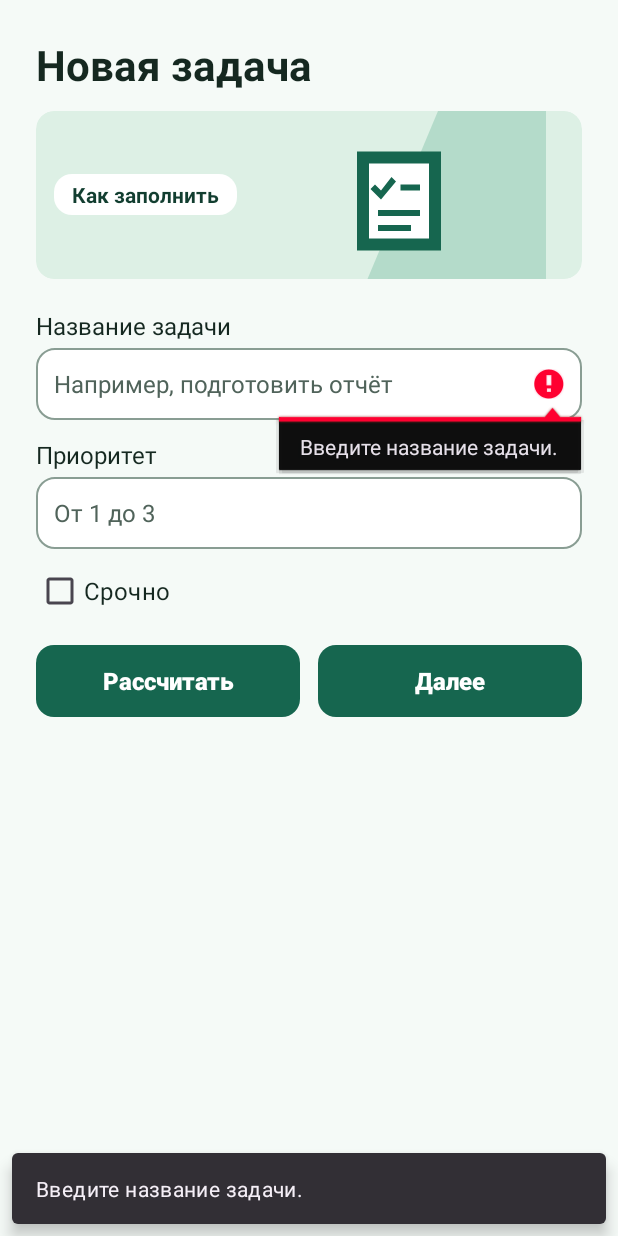
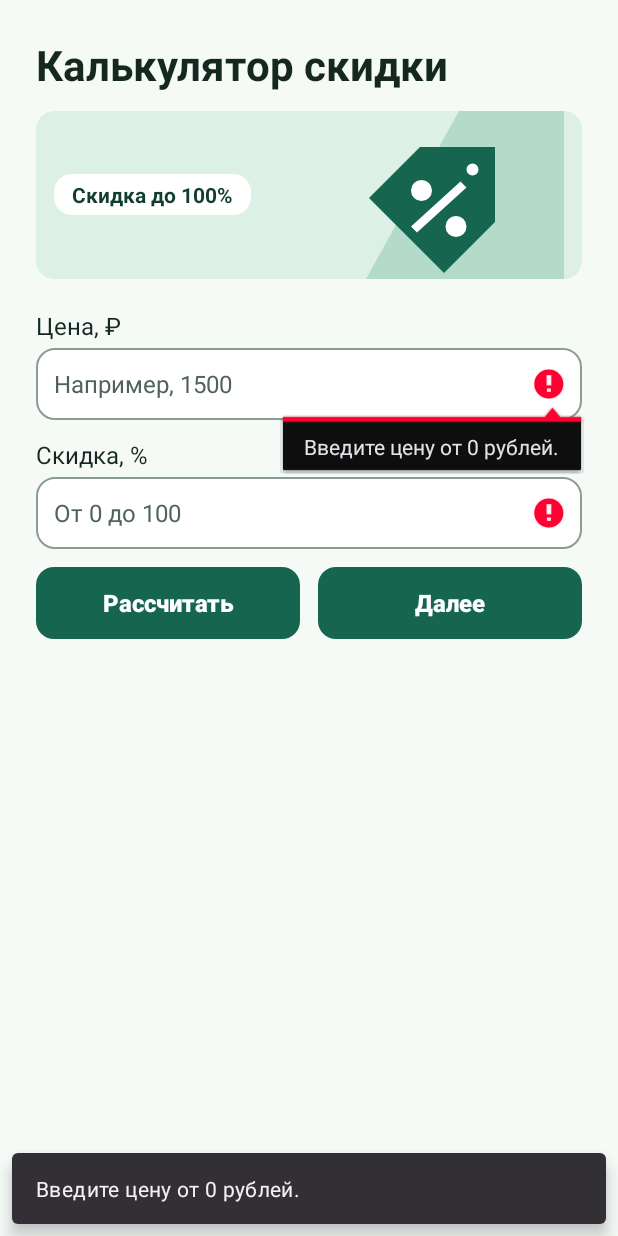
Before and after one commit to Danchezio/praktick6, an Android app: the screen it shows after launch (MainActivity), after a tap on "Далее", on a phone screen of 412 x 824 dp. Run offline under Robolectric (Android 15) with nearby library versions, the phone set to English and light mode, and no system bars; 2 other taps on this screen came first.

Commit message:
Implement variant 10 discount calculator

```diff
--- a/app/src/main/java/com/example/praktick6/MainActivity.java
+++ b/app/src/main/java/com/example/praktick6/MainActivity.java
@@ -4,7 +4,6 @@ import android.content.Intent;
 import android.os.Bundle;
 import android.view.View;
 import android.view.inputmethod.InputMethodManager;
-import android.widget.CheckBox;
 import android.widget.EditText;
 import android.widget.TextView;
 
@@ -15,16 +14,17 @@ import androidx.core.view.WindowInsetsCompat;
 
 import com.google.android.material.snackbar.Snackbar;
 
+import java.math.BigDecimal;
+import java.math.RoundingMode;
+
 public class MainActivity extends AppCompatActivity {
     private static final String STATE_SUMMARY = "summary";
-    private static final String STATE_PRIORITY = "priority";
+    private static final BigDecimal MAX_DISCOUNT = BigDecimal.valueOf(100);
 
     private View root;
-    private EditText taskName;
-    private EditText priorityInput;
-    private CheckBox urgent;
+    private EditText priceInput;
+    private EditText discountInput;
     private TextView result;
-    private int resultPriority;
 
     @Override
     protected void onCreate(Bundle savedInstanceState) {
@@ -32,20 +32,23 @@ public class MainActivity extends AppCompatActivity {
         setContentView(R.layout.activity_main);
 
         root = findViewById(R.id.main);
-        taskName = findViewById(R.id.et_task_name);
-        priorityInput = findViewById(R.id.et_priority);
-        urgent = findViewById(R.id.cb_urgent);
+        priceInput = findViewById(R.id.et_price);
+        discountInput = findViewById(R.id.et_discount);
         result = findViewById(R.id.tv_result);
         applyInsets(root);
 
-        // Нажатие на иллюстрацию подсказывает, как заполнить форму.
-        findViewById(R.id.iv_task_help).setOnClickListener(view ->
-                Snackbar.make(root, R.string.form_help, Snackbar.LENGTH_LONG).show());
+        // Проверяем поля при потере фокуса и запускаем расчёт по кнопкам.
+        priceInput.setOnFocusChangeListener((view, hasFocus) -> {
+            if (!hasFocus) readAmount(priceInput);
+        });
+        discountInput.setOnFocusChangeListener((view, hasFocus) -> {
+            if (!hasFocus) readAmount(discountInput);
+        });
+        findViewById(R.id.btn_calculate).setOnClickListener(view -> calculate());
+        findViewById(R.id.btn_next).setOnClickListener(view -> openResult());
 
         if (savedInstanceState != null && savedInstanceState.containsKey(STATE_SUMMARY)) {
-            resultPriority = savedInstanceState.getInt(STATE_PRIORITY);
             result.setText(savedInstanceState.getCharSequence(STATE_SUMMARY));
-            result.setTextColor(getColor(priorityColor(resultPriority)));
             result.setVisibility(View.VISIBLE);
         }
     }
@@ -55,77 +58,62 @@ public class MainActivity extends AppCompatActivity {
         super.onSaveInstanceState(outState);
         if (result.getVisibility() == View.VISIBLE) {
             outState.putCharSequence(STATE_SUMMARY, result.getText());
-            outState.putInt(STATE_PRIORITY, resultPriority);
         }
     }
 
-    public void onCalculateClick(View view) {
-        readTask();
-    }
-
-    public void onNextClick(View view) {
-        Task task = readTask();
-        if (task == null) {
+    private void openResult() {
+        Discount result = calculate();
+        if (result == null) {
             return;
         }
 
-        // Явный Intent передаёт три значения экрана результата.
+        // Явный Intent передаёт новую цену и экономию как два значения double.
         Intent intent = new Intent(this, SecondActivity.class);
-        intent.putExtra(SecondActivity.EXTRA_NAME, task.name);
-        intent.putExtra(SecondActivity.EXTRA_PRIORITY, task.priority);
-        intent.putExtra(SecondActivity.EXTRA_URGENT, task.urgent);
+        intent.putExtra(SecondActivity.EXTRA_NEW_PRICE, result.newPrice);
+        intent.putExtra(SecondActivity.EXTRA_SAVINGS, result.savings);
         startActivity(intent);
     }
 
-    // Кнопки используют одну и ту же проверку и расчёт отображаемого результата.
-    private Task readTask() {
-        hideKeyboard();
-        result.setVisibility(View.GONE);
-
-        String name = taskName.getText().toString().trim();
-        if (name.isEmpty()) {
-            showError(taskName, R.string.error_name);
+    // Результат округляется до копеек. Экономия дополняет новую цену до исходной.
+    private Discount calculate() {
+        InputMethodManager keyboard = getSystemService(InputMethodManager.class);
+        keyboard.hideSoftInputFromWindow(root.getWindowToken(), 0);
+        BigDecimal price = readAmount(priceInput);
+        BigDecimal discount = readAmount(discountInput);
+        if (price == null || discount == null) {
+            result.setVisibility(View.GONE);
+            EditText invalidField = price == null ? priceInput : discountInput;
+            invalidField.requestFocus();
+            Snackbar.make(root, invalidField.getError(), Snackbar.LENGTH_LONG).show();
             return null;
         }
 
-        int priority;
-        try {
-            priority = Integer.parseInt(priorityInput.getText().toString().trim());
-        } catch (NumberFormatException exception) {
-            showError(priorityInput, R.string.error_priority);
-            return null;
-        }
-        if (priority < 1 || priority > 3) {
-            showError(priorityInput, R.string.error_priority);
-            return null;
-        }
-
-        Task task = new Task(name, priority, urgent.isChecked());
-        resultPriority = task.priority;
-        result.setText(getString(R.string.task_summary, task.name, task.priority,
-                getString(task.urgent ? R.string.urgent_yes : R.string.urgent_no)));
-        result.setTextColor(getColor(priorityColor(task.priority)));
+        price = price.setScale(2, RoundingMode.HALF_UP);
+        BigDecimal newPrice = price.multiply(BigDecimal.ONE.subtract(discount.movePointLeft(2)))
+                .setScale(2, RoundingMode.HALF_UP);
+        Discount calculation = new Discount(newPrice.doubleValue(),
+                price.subtract(newPrice).doubleValue());
+        result.setText(getString(R.string.discount_summary,
+                MoneyText.format(this, calculation.newPrice),
+                MoneyText.format(this, calculation.savings)));
         result.setVisibility(View.VISIBLE);
-        return task;
+        return calculation;
     }
 
-    private void showError(EditText field, int message) {
-        field.requestFocus();
-        field.setError(getString(message));
-        Snackbar.make(root, message, Snackbar.LENGTH_LONG).show();
-    }
-
-    private void hideKeyboard() {
-        InputMethodManager keyboard = getSystemService(InputMethodManager.class);
-        keyboard.hideSoftInputFromWindow(root.getWindowToken(), 0);
-    }
-
-    static int priorityColor(int priority) {
-        switch (priority) {
-            case 1: return R.color.priority_low;
-            case 2: return R.color.priority_medium;
-            default: return R.color.priority_high;
+    private BigDecimal readAmount(EditText field) {
+        boolean isDiscount = field == discountInput;
+        String text = field.getText().toString().trim().replace(',', '.');
+        try {
+            BigDecimal amount = new BigDecimal(text);
+            if (amount.signum() >= 0 && (!isDiscount || amount.compareTo(MAX_DISCOUNT) <= 0)) {
+                field.setError(null);
+                return amount;
+            }
+        } catch (NumberFormatException ignored) {
+            // Пустая строка и некорректное число обрабатываются одинаково.
         }
+        field.setError(getString(isDiscount ? R.string.error_discount : R.string.error_price));
+        return null;
     }
 
     // Учитываем системные панели и клавиатуру, чтобы форма оставалась доступной.
@@ -139,15 +127,13 @@ public class MainActivity extends AppCompatActivity {
         });
     }
 
-    private static class Task {
-        private final String name;
-        private final int priority;
-        private final boolean urgent;
+    private static final class Discount {
+        private final double newPrice;
+        private final double savings;
 
-        private Task(String name, int priority, boolean urgent) {
-            this.name = name;
-            this.priority = priority;
-            this.urgent = urgent;
+        private Discount(double newPrice, double savings) {
+            this.newPrice = newPrice;
+            this.savings = savings;
         }
     }
 }
--- /dev/null
+++ b/app/src/main/res/drawable/ic_discount.xml
@@ -0,0 +1,11 @@
+<?xml version="1.0" encoding="utf-8"?>
+<vector xmlns:android="http://schemas.android.com/apk/res/android"
+    android:width="@dimen/illustration_width"
+    android:height="@dimen/hero_height"
+    android:viewportWidth="340"
+    android:viewportHeight="112">
+    <path android:fillColor="@color/hero_accent" android:pathData="M270,0H340V112H208Z" />
+    <path android:fillColor="@color/button_fill" android:pathData="M210,58L244,24H294V74L260,108Z" />
+    <path android:fillColor="@color/white"
+        android:pathData="M279,39m-4,0a4,4 0,1 0,8 0a4,4 0,1 0,-8 0M245,53m-7,0a7,7 0,1 0,14 0a7,7 0,1 0,-14 0M268,77m-7,0a7,7 0,1 0,14 0a7,7 0,1 0,-14 0M242,81L238,77L271,47L275,51Z" />
+</vector>
--- a/app/src/main/res/drawable/ic_task_help.xml
+++ /dev/null
@@ -1,12 +0,0 @@
-<?xml version="1.0" encoding="utf-8"?>
-<vector xmlns:android="http://schemas.android.com/apk/res/android"
-    android:width="@dimen/illustration_width"
-    android:height="@dimen/hero_height"
-    android:viewportWidth="340"
-    android:viewportHeight="112">
-    <path android:fillColor="@color/hero_accent" android:pathData="M268,0H340V112H221Z" />
-    <path android:fillColor="@color/button_fill" android:pathData="M214,27H270V93H214Z" />
-    <path android:fillColor="@color/white" android:pathData="M222,35H262V85H222Z" />
-    <path android:fillColor="@color/button_fill"
-        android:pathData="M226,49L230,53L237,44L240,47L230,59L223,52ZM243,49H256V53H243ZM228,66H256V70H228ZM228,76H250V80H228Z" />
-</vector>
--- a/app/src/main/res/layout/activity_main.xml
+++ b/app/src/main/res/layout/activity_main.xml
@@ -26,10 +26,10 @@
             <TextView
                 android:id="@+id/tv_form_title"
                 style="@style/TaskScreenTitle"
-                android:text="@string/form_title" />
+                android:text="@string/app_name" />
 
             <FrameLayout
-                android:id="@+id/frame_task_help"
+                android:id="@+id/frame_discount_banner"
                 android:layout_width="match_parent"
                 android:layout_height="@dimen/hero_height"
                 android:layout_marginTop="@dimen/field_gap"
@@ -37,16 +37,15 @@
                 android:clipToOutline="true">
 
                 <ImageView
-                    android:id="@+id/iv_task_help"
+                    android:id="@+id/iv_discount_banner"
                     android:layout_width="match_parent"
                     android:layout_height="match_parent"
-                    android:contentDescription="@string/help_image_description"
-                    android:focusable="true"
-                    android:scaleType="fitStart"
-                    app:srcCompat="@drawable/ic_task_help" />
+                    android:contentDescription="@string/discount_image_description"
+                    android:scaleType="fitCenter"
+                    app:srcCompat="@drawable/ic_discount" />
 
                 <TextView
-                    android:id="@+id/tv_help_badge"
+                android:id="@+id/tv_discount_badge"
                     android:layout_width="wrap_content"
                     android:layout_height="wrap_content"
                     android:layout_gravity="center_vertical|start"
@@ -55,49 +54,44 @@
                     android:importantForAccessibility="no"
                     android:paddingHorizontal="@dimen/field_gap"
                     android:paddingVertical="@dimen/label_gap"
-                    android:text="@string/help_badge"
+                    android:text="@string/discount_badge"
                     android:textColor="@color/hero_ink"
                     android:textSize="@dimen/badge_size"
                     android:textStyle="bold" />
             </FrameLayout>
 
             <TextView
-                android:id="@+id/tv_name_label"
+                android:id="@+id/tv_price_label"
                 style="@style/TaskLabel"
-                android:text="@string/task_name_label"
+                android:text="@string/price_label"
                 android:layout_marginTop="@dimen/section_gap"
-                android:labelFor="@+id/et_task_name" />
+                android:labelFor="@+id/et_price" />
 
             <EditText
-                android:id="@+id/et_task_name"
+                android:id="@+id/et_price"
                 style="@style/TaskInput"
-                android:hint="@string/task_name_hint"
-                android:inputType="textCapSentences"
+                android:hint="@string/price_hint"
+                android:inputType="numberDecimal"
+                android:imeOptions="actionNext"
+                android:digits="0123456789,."
+                android:maxLength="13"
                 android:maxLines="1" />
 
             <TextView
-                android:id="@+id/tv_priority_label"
+                android:id="@+id/tv_discount_label"
                 style="@style/TaskLabel"
-                android:text="@string/priority_label"
+                android:text="@string/discount_label"
                 android:layout_marginTop="@dimen/field_gap"
-                android:labelFor="@+id/et_priority" />
+                android:labelFor="@+id/et_discount" />
 
             <EditText
-                android:id="@+id/et_priority"
+                android:id="@+id/et_discount"
                 style="@style/TaskInput"
-                android:hint="@string/priority_hint"
-                android:inputType="number"
+                android:hint="@string/discount_hint"
+                android:inputType="numberDecimal|numberSigned"
+                android:digits="0123456789,.-"
+                android:maxLength="13"
                 android:maxLines="1" />
-
-            <CheckBox
-                android:id="@+id/cb_urgent"
-                android:layout_width="wrap_content"
-                android:layout_height="wrap_content"
-                android:layout_marginTop="@dimen/label_gap"
-                android:minHeight="@dimen/control_height"
-                android:text="@string/urgent_label"
-                android:textColor="@color/ink"
-                android:textSize="@dimen/body_size" />
 
             <LinearLayout
                 android:id="@+id/row_actions"
@@ -112,7 +106,6 @@
                     android:layout_width="@dimen/constraint_fill"
                     android:layout_weight="1"
                     android:layout_marginEnd="@dimen/field_gap"
-                    android:onClick="onCalculateClick"
                     android:text="@string/calculate" />
 
                 <android.widget.Button
@@ -120,7 +113,6 @@
                     style="@style/TaskButton"
                     android:layout_width="@dimen/constraint_fill"
                     android:layout_weight="1"
-                    android:onClick="onNextClick"
                     android:text="@string/next" />
             </LinearLayout>
 
--- a/app/src/main/res/values-night/colors.xml
+++ b/app/src/main/res/values-night/colors.xml
@@ -4,7 +4,5 @@
     <color name="field_outline">#61746C</color>
     <color name="ink">#EDF7F1</color>
     <color name="ink_muted">#AFBFB6</color>
-    <color name="priority_low">#84E1AB</color>
-    <color name="priority_medium">#FFC284</color>
-    <color name="priority_high">#FFAAA5</color>
+    <color name="savings_ink">#84E1AB</color>
 </resources>
--- a/app/src/main/res/values-night/themes.xml
+++ b/app/src/main/res/values-night/themes.xml
@@ -1,6 +1,6 @@
 <resources>
     <style name="Base.Theme.Praktick6" parent="Theme.Material3.DayNight.NoActionBar">
-        <item name="colorPrimary">@color/priority_low</item>
+        <item name="colorPrimary">@color/savings_ink</item>
         <item name="android:windowLightStatusBar">false</item>
     </style>
 </resources>
--- a/app/src/main/res/values/colors.xml
+++ b/app/src/main/res/values/colors.xml
@@ -12,7 +12,5 @@
     <color name="hero_ink">#123E30</color>
     <color name="button_fill">#16664F</color>
     <color name="button_pressed">#0C4434</color>
-    <color name="priority_low">#176536</color>
-    <color name="priority_medium">#994900</color>
-    <color name="priority_high">#AD2F29</color>
+    <color name="savings_ink">#176536</color>
 </resources>
--- a/app/src/main/res/values/dimens.xml
+++ b/app/src/main/res/values/dimens.xml
@@ -11,7 +11,7 @@
     <dimen name="button_corner">12dp</dimen>
     <dimen name="field_border">1dp</dimen>
     <dimen name="title_size">28sp</dimen>
-    <dimen name="task_title_size">24sp</dimen>
+    <dimen name="result_size">24sp</dimen>
     <dimen name="body_size">16sp</dimen>
     <dimen name="badge_size">14sp</dimen>
 </resources>
--- a/app/src/main/res/values/strings.xml
+++ b/app/src/main/res/values/strings.xml
@@ -1,22 +1,26 @@
 <resources>
-    <string name="app_name">Карточка задачи</string>
-    <string name="form_title">Новая задача</string>
-    <string name="help_badge">Как заполнить</string>
-    <string name="help_image_description">Подсказка по заполнению задачи</string>
-    <string name="result_image_description">Иллюстрация карточки задачи</string>
-    <string name="task_name_label">Название задачи</string>
-    <string name="task_name_hint">Например, подготовить отчёт</string>
-    <string name="priority_label">Приоритет</string>
-    <string name="priority_hint">От 1 до 3</string>
-    <string name="urgent_label">Срочно</string>
+    <string name="app_name">Калькулятор скидки</string>
+    <string name="discount_badge">Скидка до 100%</string>
+    <string name="discount_image_description">Ценник со знаком процента</string>
+    <string name="result_image_description">Иллюстрация результата расчёта</string>
+    <string name="price_label">Цена, ₽</string>
+    <string name="price_hint">Например, 1500</string>
+    <string name="discount_label">Скидка, %</string>
+    <string name="discount_hint">От 0 до 100</string>
     <string name="calculate">Рассчитать</string>
     <string name="next">Далее</string>
     <string name="back">Назад</string>
-    <string name="form_help">Введите название и приоритет от 1 до 3. Для срочной задачи поставьте флажок.</string>
-    <string name="error_name">Введите название задачи.</string>
-    <string name="error_priority">Введите целый приоритет от 1 до 3.</string>
-    <string name="priority_value">Приоритет %1$d из 3</string>
-    <string name="urgent_yes">Срочная задача</string>
-    <string name="urgent_no">Несрочная задача</string>
-    <string name="task_summary">%1$s\nПриоритет %2$d из 3 · %3$s</string>
+    <string name="result_title">Результат расчёта</string>
+    <string name="error_price">Введите цену от 0 рублей.</string>
+    <string name="error_discount">Введите скидку от 0 до 100%.</string>
+    <string name="new_price_value">Новая цена: %1$s</string>
+    <string name="savings_value">Экономия: %1$s</string>
+    <string name="discount_summary">Новая цена: %1$s\nЭкономия: %2$s</string>
+    <string name="rubles_fractional">%1$s рубля</string>
+    <plurals name="rubles">
+        <item quantity="one">%1$s рубль</item>
+        <item quantity="few">%1$s рубля</item>
+        <item quantity="many">%1$s рублей</item>
+        <item quantity="other">%1$s рублей</item>
+    </plurals>
 </resources>
```
Also changed, not shown: app/src/main/java/com/example/praktick6/MoneyText.java (added, +31 -0 lines), app/src/main/java/com/example/praktick6/SecondActivity.java (+11 -21 lines), app/src/main/res/drawable/ic_discount_result.xml (added, +11 -0 lines), app/src/main/res/drawable/ic_task_result.xml (deleted, +0 -13 lines), app/src/main/res/layout/activity_second.xml (+9 -15 lines), 4 other files.
